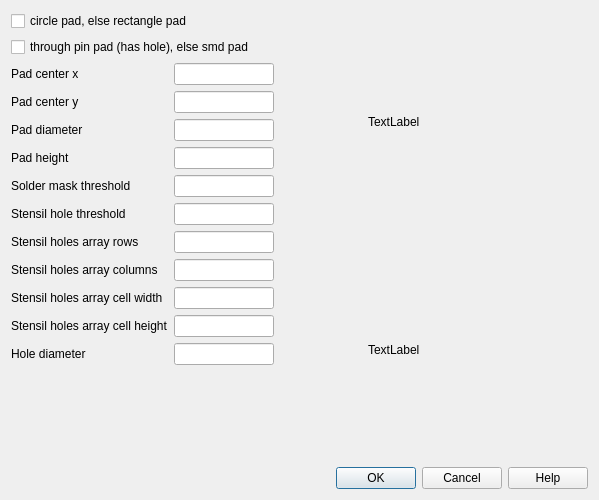
The window that src/windows/SdDPadMaster.ui (usiksan/SaliCAD) describes before a commit, drawn with Qt 5.
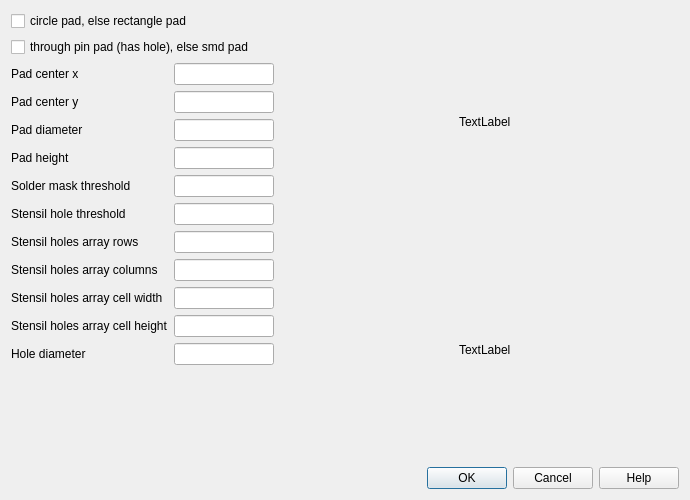
The same window after the commit.

Patch:
```diff
--- a/src/windows/SdDPadMaster.ui
+++ b/src/windows/SdDPadMaster.ui
@@ -6,7 +6,7 @@
    <rect>
     <x>0</x>
     <y>0</y>
-    <width>599</width>
+    <width>690</width>
     <height>500</height>
    </rect>
   </property>
```
